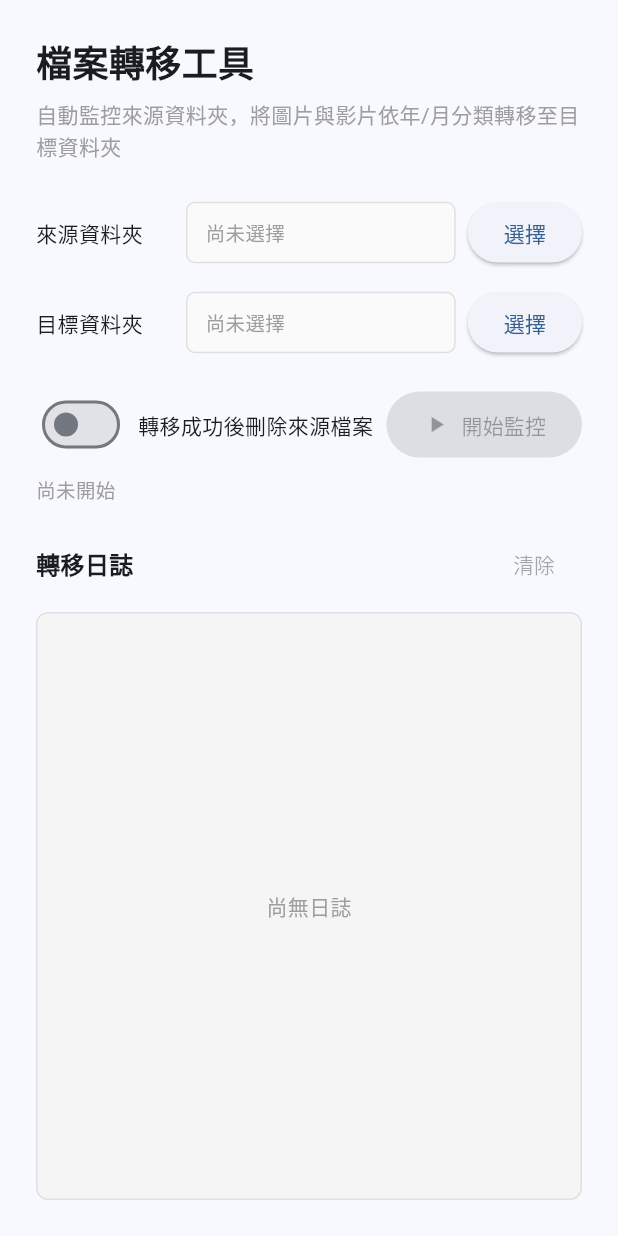
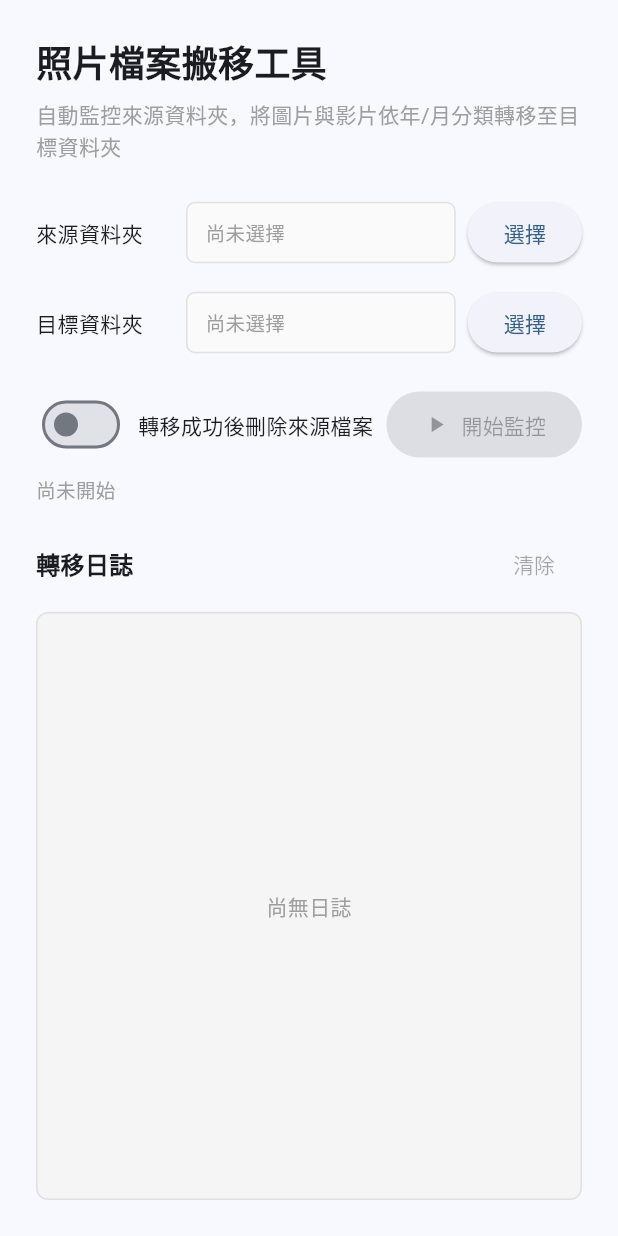
Before and after one commit to e8859487/img_transter, a Flutter app: the screen it shows after launch, on a phone screen of 412 x 824 dp. Run offline on Flutter 3.47's test engine with Material 3 defaults, Android fonts, the phone set to English and light mode, and no system bars; our stand-ins replace file_picker, flutter_riverpod, shared_preferences.

```diff
--- a/lib/home_page.dart
+++ b/lib/home_page.dart
@@ -30,7 +30,7 @@ class HomePage extends ConsumerWidget {
           crossAxisAlignment: CrossAxisAlignment.start,
           children: [
             const Text(
-              '檔案轉移工具',
+              '照片檔案搬移工具',
               style: TextStyle(fontSize: 24, fontWeight: FontWeight.bold),
             ),
             const SizedBox(height: 8),
--- a/lib/main.dart
+++ b/lib/main.dart
@@ -10,9 +10,7 @@ void main() async {
 
   runApp(
     ProviderScope(
-      overrides: [
-        sharedPreferencesProvider.overrideWithValue(prefs),
-      ],
+      overrides: [sharedPreferencesProvider.overrideWithValue(prefs)],
       child: const MyApp(),
     ),
   );
@@ -24,12 +22,9 @@ class MyApp extends StatelessWidget {
   @override
   Widget build(BuildContext context) {
     return MaterialApp(
-      title: '檔案轉移工具',
+      title: '照片檔案搬移工具',
       debugShowCheckedModeBanner: false,
-      theme: ThemeData(
-        colorSchemeSeed: Colors.blue,
-        useMaterial3: true,
-      ),
+      theme: ThemeData(colorSchemeSeed: Colors.blue, useMaterial3: true),
       home: const HomePage(),
     );
   }
```
Also changed, not shown: 24 other files.
